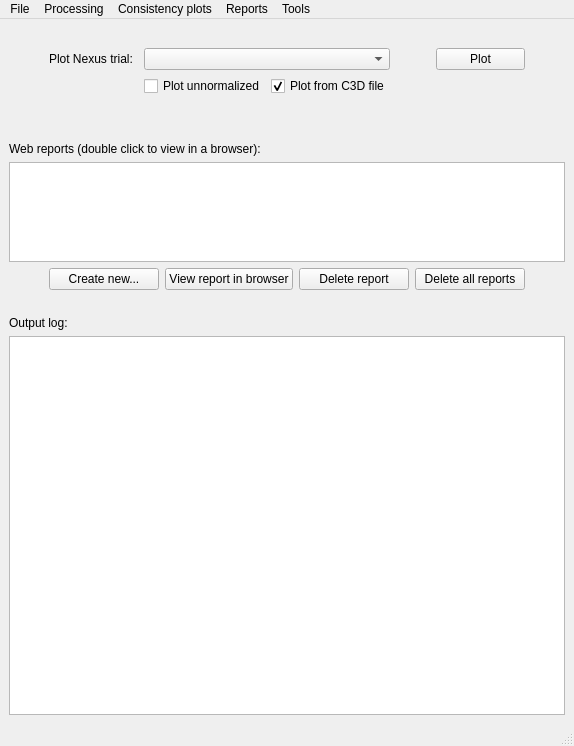
Old version of the form gaitutils/nexus_scripts/nexus_menu.ui in the repository NCH-Motion-Laboratory/gaitutils.
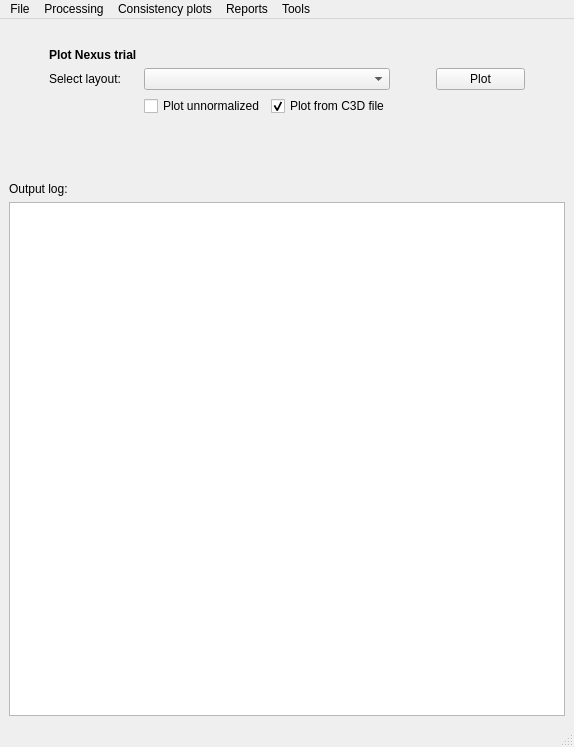
New version of the form. Custom widgets are drawn as their Qt base class.

Patch:
```diff
--- a/gaitutils/nexus_scripts/nexus_menu.ui
+++ b/gaitutils/nexus_scripts/nexus_menu.ui
@@ -7,7 +7,7 @@
     <x>0</x>
     <y>0</y>
     <width>574</width>
-    <height>746</height>
+    <height>747</height>
    </rect>
   </property>
   <property name="windowTitle">
@@ -33,7 +33,7 @@
     </item>
     <item>
      <layout class="QGridLayout" name="gridLayout">
-      <item row="1" column="0">
+      <item row="2" column="0">
        <spacer name="horizontalSpacer_3">
         <property name="orientation">
          <enum>Qt::Horizontal</enum>
@@ -49,7 +49,7 @@
         </property>
        </spacer>
       </item>
-      <item row="1" column="4">
+      <item row="2" column="4">
        <spacer name="horizontalSpacer_5">
         <property name="orientation">
          <enum>Qt::Horizontal</enum>
@@ -65,7 +65,7 @@
         </property>
        </spacer>
       </item>
-      <item row="1" column="2" colspan="2">
+      <item row="2" column="2" colspan="2">
        <widget class="QComboBox" name="cbNexusTrialLayout">
         <property name="sizePolicy">
          <sizepolicy hsizetype="Preferred" vsizetype="Preferred">
@@ -75,7 +75,7 @@
         </property>
        </widget>
       </item>
-      <item row="1" column="9">
+      <item row="2" column="9">
        <spacer name="horizontalSpacer_4">
         <property name="orientation">
          <enum>Qt::Horizontal</enum>
@@ -91,7 +91,7 @@
         </property>
        </spacer>
       </item>
-      <item row="4" column="2">
+      <item row="5" column="2">
        <widget class="QCheckBox" name="xbPlotUnnorm">
         <property name="sizePolicy">
          <sizepolicy hsizetype="Preferred" vsizetype="Fixed">
@@ -104,21 +104,21 @@
         </property>
        </widget>
       </item>
-      <item row="1" column="1">
+      <item row="2" column="1">
        <widget class="QLabel" name="label_3">
         <property name="text">
-         <string>Plot Nexus trial:</string>
+         <string>Select layout:</string>
         </property>
        </widget>
       </item>
-      <item row="4" column="1">
+      <item row="5" column="1">
        <widget class="QLabel" name="label_5">
         <property name="text">
          <string/>
         </property>
        </widget>
       </item>
-      <item row="1" column="7">
+      <item row="2" column="7">
        <widget class="QPushButton" name="btnPlotNexusTrial">
         <property name="sizePolicy">
          <sizepolicy hsizetype="Preferred" vsizetype="Preferred">
@@ -131,14 +131,14 @@
         </property>
        </widget>
       </item>
-      <item row="5" column="3">
+      <item row="6" column="3">
        <widget class="QLabel" name="label_2">
         <property name="text">
          <string/>
         </property>
        </widget>
       </item>
-      <item row="4" column="3">
+      <item row="5" column="3">
        <widget class="QCheckBox" name="xbPlotFromC3D">
         <property name="text">
          <string>Plot from C3D file</string>
@@ -148,6 +148,19 @@
         </property>
        </widget>
       </item>
+      <item row="1" column="1" colspan="3">
+       <widget class="QLabel" name="label_6">
+        <property name="font">
+         <font>
+          <weight>75</weight>
+          <bold>true</bold>
+         </font>
+        </property>
+        <property name="text">
+         <string>Plot Nexus trial</string>
+        </property>
+       </widget>
+      </item>
      </layout>
     </item>
     <item>
@@ -166,93 +179,6 @@
       </property>
      </spacer>
     </item>
-    <item>
-     <widget class="QLabel" name="label_6">
-      <property name="text">
-       <string>Web reports (double click to view in a browser):</string>
-      </property>
-     </widget>
-    </item>
-    <item>
-     <widget class="NiceListWidget" name="listActiveReports">
-      <property name="sizePolicy">
-       <sizepolicy hsizetype="Expanding" vsizetype="Expanding">
-        <horstretch>0</horstretch>
-        <verstretch>0</verstretch>
-       </sizepolicy>
-      </property>
-      <property name="maximumSize">
-       <size>
-        <width>16777215</width>
-        <height>100</height>
-       </size>
-      </property>
-     </widget>
-    </item>
-    <item>
-     <layout class="QHBoxLayout" name="horizontalLayout_2">
-      <item>
-       <spacer name="horizontalSpacer_7">
-        <property name="orientation">
-         <enum>Qt::Horizontal</enum>
-        </property>
-        <property name="sizeType">
-         <enum>QSizePolicy::Preferred</enum>
-        </property>
-        <property name="sizeHint" stdset="0">
-         <size>
-          <width>40</width>
-          <height>20</height>
-         </size>
-        </property>
-       </spacer>
-      </item>
-      <item>
-       <widget class="QPushButton" name="btnCreateReport">
-        <property name="text">
-         <string>Create new...</string>
-        </property>
-       </widget>
-      </item>
-      <item>
-       <widget class="QPushButton" name="btnViewReport">
-        <property name="text">
-         <string>View report in browser</string>
-        </property>
-       </widget>
-      </item>
-      <item>
-       <widget class="QPushButton" name="btnDeleteReport">
-        <property name="text">
-         <string>Delete report</string>
-        </property>
-       </widget>
-      </item>
-      <item>
-       <widget class="QPushButton" name="btnDeleteAllReports">
-        <property name="text">
-         <string>Delete all reports</string>
-        </property>
-       </widget>
-      </item>
-      <item>
-       <spacer name="horizontalSpacer_9">
-        <property name="orientation">
-         <enum>Qt::Horizontal</enum>
-        </property>
-        <property name="sizeType">
-         <enum>QSizePolicy::Preferred</enum>
-        </property>
-        <property name="sizeHint" stdset="0">
-         <size>
-          <width>40</width>
-          <height>20</height>
-         </size>
-        </property>
-       </spacer>
-      </item>
-     </layout>
-    </item>
     <item>
      <spacer name="verticalSpacer_2">
       <property name="orientation">
@@ -450,13 +376,6 @@
    </property>
   </action>
  </widget>
- <customwidgets>
-  <customwidget>
-   <class>NiceListWidget</class>
-   <extends>QListWidget</extends>
-   <header>plotter_gui</header>
-  </customwidget>
- </customwidgets>
  <resources/>
  <connections/>
 </ui>
```
Left out of the diff: 6 changed lines with no effect on the pictures.
